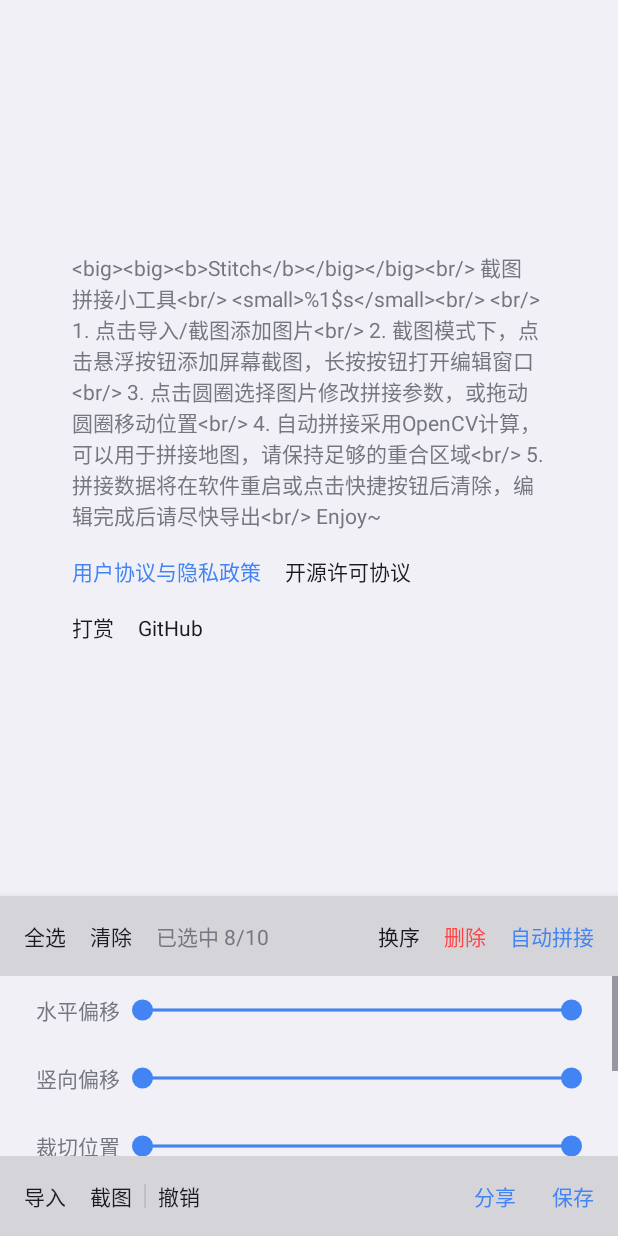
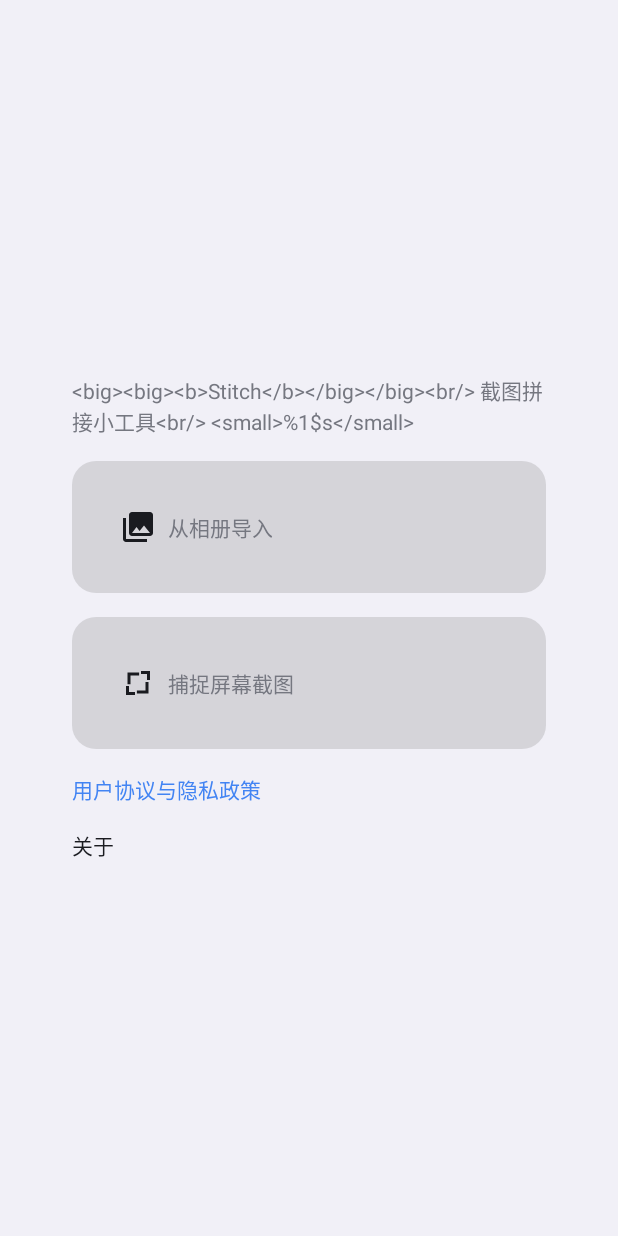
Before and after one commit to ekibun/Stitch, an Android app: the layout activity_edit.xml on its own in the app's theme, with its tools: preview values and no code run, on a phone screen of 412 x 824 dp. Run offline under Robolectric (Android 15) with nearby library versions, the phone set to English and light mode, and no system bars.

```diff
--- /dev/null
+++ b/app/src/main/res/drawable/bg_rect.xml
@@ -0,0 +1,10 @@
+<?xml version="1.0" encoding="utf-8"?>
+<ripple xmlns:android="http://schemas.android.com/apk/res/android"
+    android:color="?android:attr/colorControlHighlight">
+    <item>
+        <shape android:shape="rectangle">
+            <solid android:color="@color/opaque" />
+            <corners android:radius="16dp" />
+        </shape>
+    </item>
+</ripple>
--- /dev/null
+++ b/app/src/main/res/drawable/ic_gallery.xml
@@ -0,0 +1,10 @@
+<vector xmlns:android="http://schemas.android.com/apk/res/android"
+    android:width="24dp"
+    android:height="24dp"
+    android:tint="#FFFFFF"
+    android:viewportWidth="24"
+    android:viewportHeight="24">
+    <path
+        android:fillColor="@android:color/white"
+        android:pathData="M22,16L22,4c0,-1.1 -0.9,-2 -2,-2L8,2c-1.1,0 -2,0.9 -2,2v12c0,1.1 0.9,2 2,2h12c1.1,0 2,-0.9 2,-2zM11,12l2.03,2.71L16,11l4,5L8,16l3,-4zM2,6v14c0,1.1 0.9,2 2,2h14v-2L4,20L4,6L2,6z" />
+</vector>
--- a/app/src/main/res/drawable/ic_tile.xml
+++ b/app/src/main/res/drawable/ic_tile.xml
@@ -1,7 +1,7 @@
 <?xml version="1.0" encoding="utf-8"?>
 <vector xmlns:android="http://schemas.android.com/apk/res/android"
-    android:width="108dp"
-    android:height="108dp"
+    android:width="24dp"
+    android:height="24dp"
     android:viewportWidth="96"
     android:viewportHeight="96">
     <path
--- a/app/src/main/res/layout/activity_edit.xml
+++ b/app/src/main/res/layout/activity_edit.xml
@@ -1,21 +1,8 @@
 <?xml version="1.0" encoding="utf-8"?>
-<LinearLayout xmlns:android="http://schemas.android.com/apk/res/android"
+<FrameLayout xmlns:android="http://schemas.android.com/apk/res/android"
     xmlns:tools="http://schemas.android.com/tools"
-    android:id="@+id/root"
     android:layout_width="match_parent"
-    android:layout_height="match_parent"
-    android:orientation="vertical">
-
-    <FrameLayout
-        android:layout_width="match_parent"
-        android:layout_height="0dp"
-        android:layout_weight="1">
-
-        <soko.ekibun.stitch.EditView
-            android:id="@+id/edit"
-            android:layout_width="match_parent"
-            android:layout_height="match_parent"
-            tools:visibility="invisible" />
+    android:layout_height="match_parent">
 
     <ScrollView
         android:id="@+id/guidance"
@@ -27,7 +14,7 @@
         <LinearLayout
             android:layout_width="match_parent"
             android:layout_height="wrap_content"
-                android:gravity="center"
+            android:gravity="center_vertical"
             android:orientation="vertical"
             android:padding="40dp">
 
@@ -39,8 +26,52 @@
                 tools:text="@string/guidance_info" />
 
             <LinearLayout
+                android:id="@+id/guidance_from_gallery"
                 android:layout_width="match_parent"
-                    android:layout_height="wrap_content">
+                android:layout_height="wrap_content"
+                android:layout_margin="8dp"
+                android:background="@drawable/bg_rect"
+                android:gravity="center"
+                android:orientation="horizontal"
+                android:padding="24dp">
+
+                <ImageView
+                    android:layout_width="wrap_content"
+                    android:layout_height="wrap_content"
+                    android:padding="8dp"
+                    android:src="@drawable/ic_gallery"
+                    android:tint="?android:textColorPrimary" />
+
+                <TextView
+                    android:layout_width="0dp"
+                    android:layout_height="wrap_content"
+                    android:layout_weight="1"
+                    android:text="@string/import_from_gallery" />
+            </LinearLayout>
+
+            <LinearLayout
+                android:id="@+id/guidance_from_capture"
+                android:layout_width="match_parent"
+                android:layout_height="wrap_content"
+                android:layout_margin="8dp"
+                android:background="@drawable/bg_rect"
+                android:gravity="center"
+                android:orientation="horizontal"
+                android:padding="24dp">
+
+                <ImageView
+                    android:layout_width="wrap_content"
+                    android:layout_height="wrap_content"
+                    android:padding="8dp"
+                    android:src="@drawable/ic_tile"
+                    android:tint="?android:textColorPrimary" />
+
+                <TextView
+                    android:layout_width="0dp"
+                    android:layout_height="wrap_content"
+                    android:layout_weight="1"
+                    android:text="@string/import_from_capture" />
+            </LinearLayout>
 
             <TextView
                 android:id="@+id/menu_privacy"
@@ -49,50 +80,39 @@
                 android:background="?android:attr/selectableItemBackground"
                 android:padding="8dp"
                 android:text="@string/menu_privacy"
-                        android:textColor="@color/colorPrimary" />
+                android:textColor="?android:colorAccent" />
 
             <TextView
-                        android:id="@+id/menu_opensource"
+                android:id="@+id/menu_about"
                 android:layout_width="wrap_content"
                 android:layout_height="wrap_content"
                 android:background="?android:attr/selectableItemBackground"
                 android:padding="8dp"
-                        android:text="@string/menu_opensource"
+                android:text="@string/menu_about"
                 android:textColor="?android:attr/textColorPrimary" />
         </LinearLayout>
+    </ScrollView>
 
     <LinearLayout
+        android:id="@+id/root"
         android:layout_width="match_parent"
-                    android:layout_height="wrap_content">
+        android:layout_height="match_parent"
+        android:orientation="vertical"
+        tools:visibility="invisible">
 
-                    <TextView
-                        android:id="@+id/menu_support"
-                        android:layout_width="wrap_content"
-                        android:layout_height="wrap_content"
-                        android:background="?android:attr/selectableItemBackground"
-                        android:padding="8dp"
-                        android:text="@string/menu_support"
-                        android:textColor="?android:attr/textColorPrimary" />
 
-                    <TextView
-                        android:id="@+id/menu_github"
-                        android:layout_width="wrap_content"
-                        android:layout_height="wrap_content"
-                        android:background="?android:attr/selectableItemBackground"
-                        android:padding="8dp"
-                        android:text="@string/menu_github"
-                        android:textColor="?android:attr/textColorPrimary" />
-                </LinearLayout>
-            </LinearLayout>
-        </ScrollView>
-    </FrameLayout>
-
+        <soko.ekibun.stitch.EditView
+            android:id="@+id/edit"
+            android:layout_width="match_parent"
+            android:layout_height="0dp"
+            android:layout_weight="1"
+            tools:visibility="invisible" />
 
         <LinearLayout
             android:layout_width="match_parent"
             android:layout_height="wrap_content"
+            android:background="?android:colorBackground"
             android:elevation="10dp"
-        android:background="?android:colorBackground"
             android:orientation="vertical">
 
             <LinearLayout
@@ -279,9 +299,9 @@
                     android:id="@+id/menu_import"
                     android:layout_width="wrap_content"
                     android:layout_height="wrap_content"
-                android:background="?android:attr/selectableItemBackgroundBorderless"
                     android:layout_marginVertical="8dp"
                     android:layout_marginStart="8dp"
+                    android:background="?android:attr/selectableItemBackgroundBorderless"
                     android:padding="8dp"
                     android:text="@string/menu_import"
                     android:textColor="?android:attr/textColorPrimary" />
@@ -290,9 +310,9 @@
                     android:id="@+id/menu_capture"
                     android:layout_width="wrap_content"
                     android:layout_height="wrap_content"
+                    android:layout_marginVertical="8dp"
                     android:background="?android:attr/selectableItemBackgroundBorderless"
                     android:padding="8dp"
-                android:layout_marginVertical="8dp"
                     android:text="@string/menu_capture"
                     android:textColor="?android:attr/textColorPrimary" />
 
@@ -331,12 +351,13 @@
                     android:id="@+id/menu_save"
                     android:layout_width="wrap_content"
                     android:layout_height="wrap_content"
+                    android:layout_marginVertical="8dp"
+                    android:layout_marginEnd="8dp"
                     android:background="?android:attr/selectableItemBackgroundBorderless"
                     android:padding="8dp"
-                android:layout_marginVertical="8dp"
-                android:layout_marginEnd="8dp"
                     android:text="@string/menu_save"
                     android:textColor="@color/colorPrimary" />
             </LinearLayout>
         </LinearLayout>
     </LinearLayout>
+</FrameLayout>
--- a/app/src/main/res/layout/float_button.xml
+++ b/app/src/main/res/layout/float_button.xml
@@ -9,7 +9,7 @@
         android:id="@+id/floatingActionButton"
         android:layout_width="56dp"
         android:layout_height="56dp"
-        android:layout_marginStart="4dp"
+        android:layout_marginStart="22dp"
         android:layout_marginTop="4dp"
         android:layout_marginEnd="22dp"
         android:layout_marginBottom="22dp"
--- /dev/null
+++ b/app/src/main/res/values-night/themes.xml
@@ -0,0 +1,5 @@
+<?xml version="1.0" encoding="utf-8"?>
+<resources>
+
+    <style name="BaseTheme" parent="android:Theme.DeviceDefault" />
+</resources>
--- a/app/src/main/res/values/strings.xml
+++ b/app/src/main/res/values/strings.xml
@@ -32,6 +32,11 @@
     <string name="throw_error">出错啦</string>
 
     <string name="guidance_info">
+        &lt;big>&lt;big>&lt;b>Stitch&lt;/b>&lt;/big>&lt;/big>&lt;br/>
+        截图拼接小工具&lt;br/>
+        &lt;small>%1$s&lt;/small>
+    </string>
+    <string name="about_info">
         &lt;big>&lt;big>&lt;b>Stitch&lt;/b>&lt;/big>&lt;/big>&lt;br/>
         截图拼接小工具&lt;br/>
         &lt;small>%1$s&lt;/small>&lt;br/>
@@ -101,4 +106,7 @@
     <string name="label_xrange">横向范围</string>
     <string name="label_yrange">纵向范围</string>
     <string name="menu_undo">撤销</string>
+    <string name="import_from_gallery">从相册导入</string>
+    <string name="import_from_capture">捕捉屏幕截图</string>
+    <string name="menu_about">关于</string>
 </resources>
--- a/app/src/main/res/values/themes.xml
+++ b/app/src/main/res/values/themes.xml
@@ -1,6 +1,8 @@
 <resources>
 
-    <style name="Theme" parent="android:Theme.DeviceDefault.DayNight">
+    <style name="BaseTheme" parent="android:Theme.DeviceDefault.Light" />
+
+    <style name="Theme" parent="BaseTheme">
         <item name="android:colorPrimary">@color/colorPrimary</item>
         <item name="android:colorPrimaryDark">@color/colorPrimary</item>
         <item name="android:colorAccent">@color/colorPrimary</item>
```
Also changed, not shown: app/src/main/java/soko/ekibun/stitch/App.kt (+5 -2 lines), app/src/main/java/soko/ekibun/stitch/EditActivity.kt (+39 -17 lines), app/src/main/java/soko/ekibun/stitch/FloatButton.kt (+65 -13 lines), 1 other file. Lines whose indentation alone changed are shown as unchanged.
